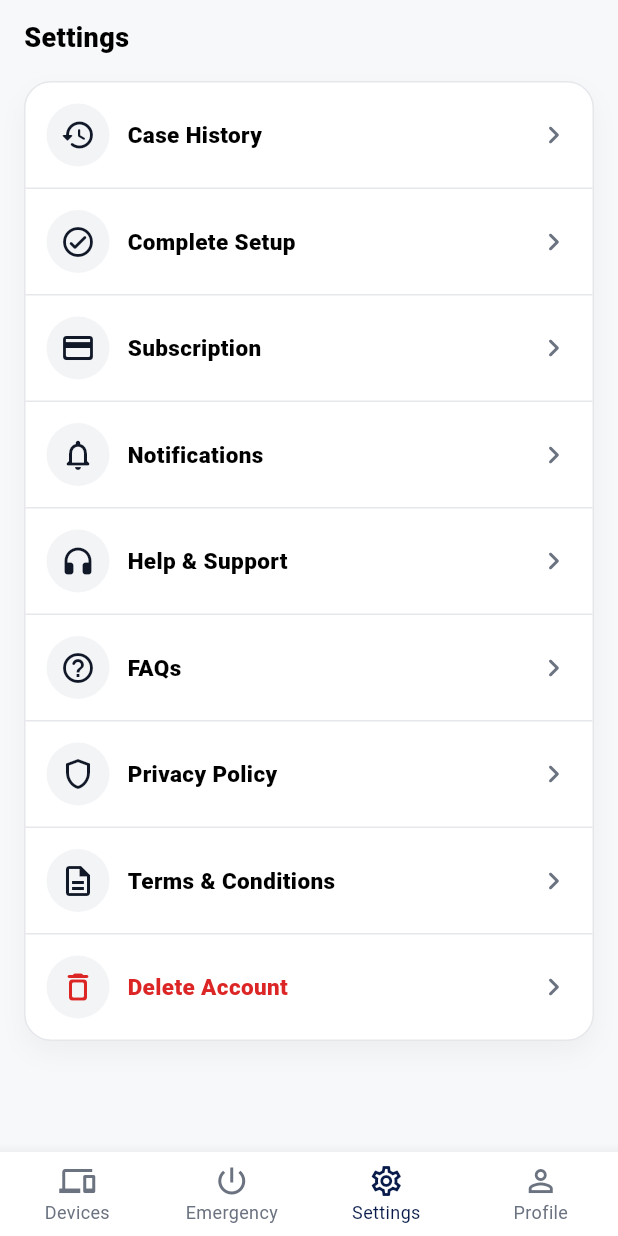
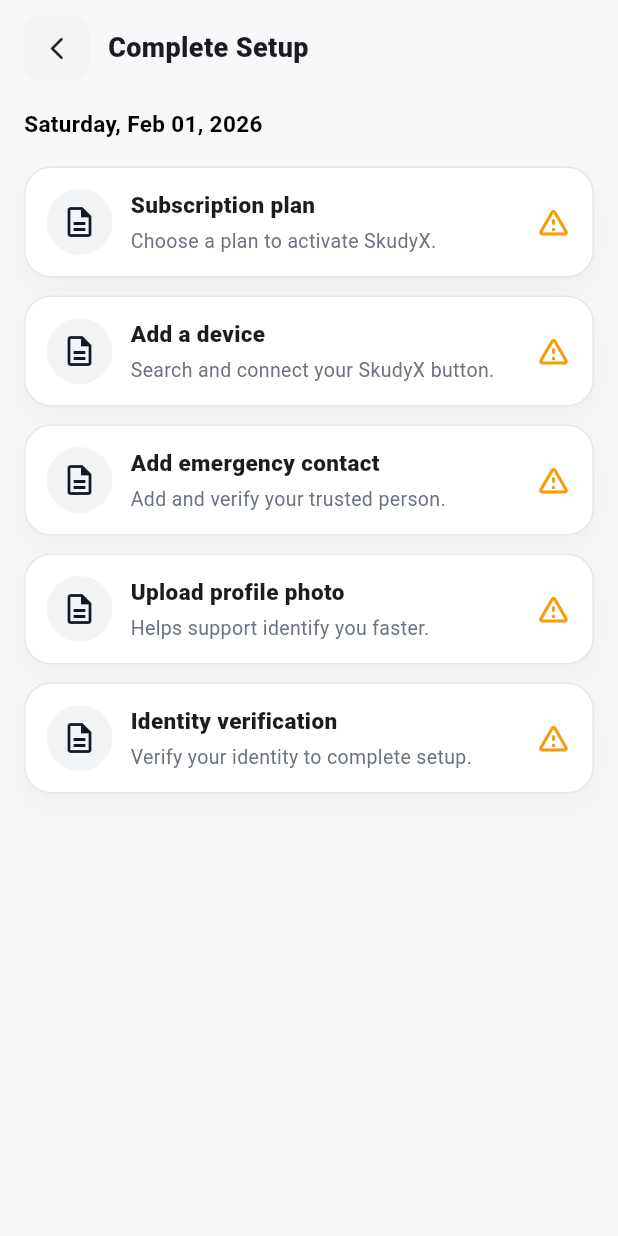
Before and after one commit to ifti-git-new/skudyx-app, a Flutter app: the SettingsScreen screen opened by its route, after a tap on "Complete Setup", on a phone screen of 412 x 824 dp. Run offline on Flutter 3.47's test engine with Material 3 defaults, Android fonts, the phone set to English and light mode, and no system bars; our stand-ins replace camera, flutter_svg, go_router, permission_handler, shared_preferences; accounts and stored records are empty; project files that could hold a hidden picture were left out.

```diff
--- a/lib/app/router.dart
+++ b/lib/app/router.dart
@@ -34,6 +34,7 @@ import 'package:skudyx/features/profile/presentation/screens/identity/identity_i
 import 'package:skudyx/features/profile/presentation/screens/identity/identity_select_screen.dart';
 import 'package:skudyx/features/profile/presentation/screens/identity/identity_success_screen.dart';
 import 'package:skudyx/features/profile/presentation/screens/profile_screen.dart';
+import 'package:skudyx/features/settings/presentation/screens/complete_setup_screen.dart';
 import 'package:skudyx/features/settings/presentation/screens/settings_screen.dart';
 import 'package:skudyx/features/shell/presentation/screens/main_shell_screen.dart';
 // Shell + tabs
@@ -197,6 +198,11 @@ class AppRouter {
       ),
 
       GoRoute(
+        path: AppRoutes.settingsCompleteSetup,
+        builder: (_, __) => const CompleteSetupScreen(),
+      ),
+
+      GoRoute(
         path: AppRoutes.identitySuccess,
         builder: (_, __) => const IdentitySuccessScreen(),
       ),
--- a/lib/core/controllers/app_status_controller.dart
+++ b/lib/core/controllers/app_status_controller.dart
@@ -6,13 +6,16 @@ class AppStatusController extends ChangeNotifier {
 
   bool _isSubscribed;
   bool _hasDeliveryDetails;
+  bool _deviceArrived;
 
   AppStatusController({required this.prefs})
     : _isSubscribed = prefs.isSubscribed,
-      _hasDeliveryDetails = prefs.hasDeliveryDetails;
+      _hasDeliveryDetails = prefs.hasDeliveryDetails,
+      _deviceArrived = prefs.deviceArrived;
 
   bool get isSubscribed => _isSubscribed;
   bool get hasDeliveryDetails => _hasDeliveryDetails;
+  bool get deviceArrived => _deviceArrived;
 
   Future<void> setSubscribed(bool value) async {
     _isSubscribed = value;
@@ -26,9 +29,16 @@ class AppStatusController extends ChangeNotifier {
     await prefs.setHasDeliveryDetails(value);
   }
 
+  Future<void> setDeviceArrived(bool value) async {
+    _deviceArrived = value;
+    notifyListeners();
+    await prefs.setDeviceArrived(value);
+  }
+
   Future<void> refresh() async {
     _isSubscribed = prefs.isSubscribed;
     _hasDeliveryDetails = prefs.hasDeliveryDetails;
+    _deviceArrived = prefs.deviceArrived;
     notifyListeners();
   }
 }
--- a/lib/core/navigation/app_routes.dart
+++ b/lib/core/navigation/app_routes.dart
@@ -51,4 +51,5 @@ abstract class AppRoutes {
   //case history
   static const settingsCaseHistory = '/settings/case-history';
   static const settingsCaseDetails = '/settings/case-history/:caseId';
+  static const settingsCompleteSetup = '/settings/complete-setup';
 }
--- a/lib/core/storage/app_prefs.dart
+++ b/lib/core/storage/app_prefs.dart
@@ -60,6 +60,7 @@ class AppPrefs {
   // ---------------------------
   // Device arrived (after shipping / delivery)
   // ---------------------------
+
   bool get deviceArrived => _sp.getBool(_kDeviceArrived) ?? false;
   Future<void> setDeviceArrived(bool v) => _sp.setBool(_kDeviceArrived, v);
 
--- a/lib/features/device/presentation/screens/device_screen.dart
+++ b/lib/features/device/presentation/screens/device_screen.dart
@@ -1,14 +1,21 @@
 import 'package:flutter/material.dart';
 import 'package:go_router/go_router.dart';
 import 'package:provider/provider.dart';
-import 'package:skudyx/features/device/presentation/screens/widgets/device_on_the_way_view.dart';
 
 import '../../../../core/controllers/app_status_controller.dart';
 import '../../../../core/navigation/app_routes.dart';
 import '../../../../core/theme/app_colors.dart';
+import 'widgets/device_on_the_way_view.dart';
 
-class DeviceScreen extends StatelessWidget {
+class DeviceScreen extends StatefulWidget {
   const DeviceScreen({super.key});
+
+  @override
+  State<DeviceScreen> createState() => _DeviceScreenState();
+}
+
+class _DeviceScreenState extends State<DeviceScreen> {
+  bool _redirectedToList = false;
 
   @override
   Widget build(BuildContext context) {
@@ -16,7 +23,25 @@ class DeviceScreen extends StatelessWidget {
 
     final isSubscribed = status.isSubscribed;
     final hasDeliveryDetails = status.hasDeliveryDetails;
+    final deviceArrived = status.deviceArrived;
 
+    // ✅ If device arrived, always stay in device list flow
+    if (deviceArrived) {
+      if (!_redirectedToList) {
+        _redirectedToList = true;
+        WidgetsBinding.instance.addPostFrameCallback((_) {
+          if (mounted) context.go(AppRoutes.deviceList);
+        });
+      }
+
+      // Temporary while redirect happens
+      return const Scaffold(
+        backgroundColor: Colors.white,
+        body: Center(child: CircularProgressIndicator()),
+      );
+    }
+
+    // Normal state machine
     if (!isSubscribed) {
       return const _NotPurchasedView();
     }
@@ -44,11 +69,6 @@ class _NotPurchasedView extends StatelessWidget {
             child: Column(
               mainAxisSize: MainAxisSize.min,
               children: [
-                // const Icon(
-                //   Icons.lock_outline,
-                //   size: 90,
-                //   color: Color(0xFF94A3B8),
-                // ),
                 Image.asset('assets/images/lock.png', width: 90, height: 90),
                 const SizedBox(height: 22),
                 const Text(
@@ -103,11 +123,6 @@ class _PurchasedNoDeliveryView extends StatelessWidget {
             child: Column(
               mainAxisSize: MainAxisSize.min,
               children: [
-                // const Icon(
-                //   Icons.inventory_2_outlined,
-                //   size: 90,
-                //   color: Color(0xFF94A3B8),
-                // ),
                 Image.asset('assets/images/box_ok.png', width: 90, height: 90),
                 const SizedBox(height: 22),
                 const Text(
--- a/lib/features/device/presentation/screens/widgets/device_on_the_way_view.dart
+++ b/lib/features/device/presentation/screens/widgets/device_on_the_way_view.dart
@@ -1,5 +1,8 @@
 import 'package:flutter/material.dart';
 import 'package:go_router/go_router.dart';
+import 'package:provider/provider.dart';
+
+import 'package:skudyx/core/controllers/app_status_controller.dart';
 import 'package:skudyx/core/navigation/app_routes.dart';
 import 'package:skudyx/core/theme/app_colors.dart';
 
@@ -65,9 +68,14 @@ class DeviceOnTheWayView extends StatelessWidget {
                       borderRadius: BorderRadius.circular(12),
                     ),
                   ),
-                  onPressed: () {
-                    // TEMP: after shipped -> show Device Arrived screen
-                    context.push(AppRoutes.deviceArrived);
+                  onPressed: () async {
+                    // ✅ mark device arrived so /device no longer shows OnTheWay after restart
+                    await context.read<AppStatusController>().setDeviceArrived(
+                      true,
+                    );
+
+                    // go to Device Arrived screen (bluetooth connect screen)
+                    if (context.mounted) context.push(AppRoutes.deviceArrived);
                   },
                   child: const Text(
                     'Shipped',
--- /dev/null
+++ b/lib/features/settings/presentation/screens/complete_setup_screen.dart
@@ -0,0 +1,236 @@
+import 'package:flutter/material.dart';
+import 'package:go_router/go_router.dart';
+import 'package:provider/provider.dart';
+
+import 'package:skudyx/core/controllers/app_status_controller.dart';
+import 'package:skudyx/core/navigation/app_routes.dart';
+import 'package:skudyx/features/emergency/presentation/controllers/emergency_contact_controller.dart';
+import 'package:skudyx/features/profile/controllers/profile_controller.dart';
+
+class CompleteSetupScreen extends StatelessWidget {
+  const CompleteSetupScreen({super.key});
+
+  static const _bg = Color(0xFFF7F8FA);
+  static const _border = Color(0xFFE5E7EB);
+  static const _muted = Color(0xFF6B7280);
+
+  @override
+  Widget build(BuildContext context) {
+    final status = context.watch<AppStatusController>();
+    final ec = context.watch<EmergencyContactController>();
+    final profile = context.watch<ProfileController>();
+
+    // Completion flags (UI-only mapping for now)
+    final subscriptionDone = status.isSubscribed;
+
+    // For now: using deviceArrived as "device step available/started".
+    // Later replace with a real "paired device" flag.
+    final deviceDone = status.deviceArrived;
+
+    final contactDone = ec.contact != null; // reliable and reactive
+    final photoDone =
+        false; // TODO: set true after implementing profile photo upload
+    final identityDone = profile.identityVerified;
+
+    final items = <_SetupItem>[
+      _SetupItem(
+        title: 'Subscription plan',
+        subtitle: 'Choose a plan to activate SkudyX.',
+        done: subscriptionDone,
+        onTap: () => context.push(AppRoutes.subscription),
+      ),
+      _SetupItem(
+        title: 'Add a device',
+        subtitle: 'Search and connect your SkudyX button.',
+        done: deviceDone,
+        onTap: () => context.go(AppRoutes.deviceArrived),
+      ),
+      _SetupItem(
+        title: 'Add emergency contact',
+        subtitle: 'Add and verify your trusted person.',
+        done: contactDone,
+        onTap: () {
+          final target = contactDone
+              ? AppRoutes.emergencyContact
+              : AppRoutes.emergencyContactEdit;
+          context.push(target);
+        },
+      ),
+      _SetupItem(
+        title: 'Upload profile photo',
+        subtitle: 'Helps support identify you faster.',
+        done: photoDone,
+        onTap: () => context.push(AppRoutes.profileEdit),
+      ),
+      _SetupItem(
+        title: 'Identity verification',
+        subtitle: 'Verify your identity to complete setup.',
+        done: identityDone,
+        onTap: () => context.push(AppRoutes.identityIntro),
+      ),
+    ];
+
+    return Scaffold(
+      backgroundColor: _bg,
+      body: SafeArea(
+        child: Padding(
+          padding: const EdgeInsets.fromLTRB(16, 10, 16, 22),
+          child: Column(
+            crossAxisAlignment: CrossAxisAlignment.start,
+            children: [
+              // Back + title
+              Row(
+                children: [
+                  InkWell(
+                    onTap: () => context.pop(),
+                    borderRadius: BorderRadius.circular(12),
+                    child: Container(
+                      width: 44,
+                      height: 44,
+                      decoration: BoxDecoration(
+                        color: const Color(0xFFF3F4F6),
+                        borderRadius: BorderRadius.circular(12),
+                      ),
+                      child: const Icon(
+                        Icons.arrow_back_ios_new_rounded,
+                        size: 18,
+                      ),
+                    ),
+                  ),
+                  const SizedBox(width: 12),
+                  const Text(
+                    'Complete Setup',
+                    style: TextStyle(fontSize: 18, fontWeight: FontWeight.w900),
+                  ),
+                ],
+              ),
+
+              const SizedBox(height: 18),
+
+              const Text(
+                'Saturday, Feb 01, 2026',
+                style: TextStyle(
+                  fontSize: 15,
+                  color: Colors.black,
+                  fontWeight: FontWeight.w600,
+                ),
+              ),
+
+              const SizedBox(height: 18),
+
+              Expanded(
+                child: ListView.separated(
+                  physics: const BouncingScrollPhysics(),
+                  itemCount: items.length,
+                  separatorBuilder: (_, __) => const SizedBox(height: 12),
+                  itemBuilder: (_, i) => _SetupCard(item: items[i]),
+                ),
+              ),
+            ],
+          ),
+        ),
+      ),
+    );
+  }
+}
+
+class _SetupItem {
+  final String title;
+  final String subtitle;
+  final bool done;
+  final VoidCallback onTap;
+
+  const _SetupItem({
+    required this.title,
+    required this.subtitle,
+    required this.done,
+    required this.onTap,
+  });
+}
+
+class _SetupCard extends StatelessWidget {
+  final _SetupItem item;
+  const _SetupCard({required this.item});
+
+  static const _border = Color(0xFFE5E7EB);
+  static const _muted = Color(0xFF6B7280);
+
+  @override
+  Widget build(BuildContext context) {
+    return InkWell(
+      onTap: item.onTap,
+      borderRadius: BorderRadius.circular(18),
+      child: Container(
+        padding: const EdgeInsets.fromLTRB(14, 14, 14, 14),
+        decoration: BoxDecoration(
+          color: Colors.white,
+          borderRadius: BorderRadius.circular(18),
+          border: Border.all(color: _border),
+          boxShadow: [
+            BoxShadow(
+              color: Colors.black.withOpacity(0.04),
+              blurRadius: 14,
+              offset: const Offset(0, 8),
+            ),
+          ],
+        ),
+        child: Row(
+          children: [
+            Container(
+              width: 44,
+              height: 44,
+              decoration: const BoxDecoration(
+                shape: BoxShape.circle,
+                color: Color(0xFFF3F4F6),
+              ),
+              child: const Icon(
+                Icons.description_outlined,
+                color: Color(0xFF111827),
+              ),
+            ),
+            const SizedBox(width: 12),
+
+            Expanded(
+              child: Column(
+                crossAxisAlignment: CrossAxisAlignment.start,
+                children: [
+                  Text(
+                    item.title,
+                    style: const TextStyle(
+                      fontSize: 15,
+                      fontWeight: FontWeight.w900,
+                    ),
+                  ),
+                  const SizedBox(height: 4),
+                  Text(
+                    item.subtitle,
+                    style: const TextStyle(fontSize: 13, color: _muted),
+                  ),
+                ],
+              ),
+            ),
+
+            const SizedBox(width: 10),
+
+            if (item.done)
+              Container(
+                width: 26,
+                height: 26,
+                decoration: const BoxDecoration(
+                  shape: BoxShape.circle,
+                  color: Color(0xFF16A34A),
+                ),
+                child: const Icon(Icons.check, size: 16, color: Colors.white),
+              )
+            else
+              const Icon(
+                Icons.warning_amber_rounded,
+                color: Color(0xFFF59E0B),
+                size: 24,
+              ),
+          ],
+        ),
+      ),
+    );
+  }
+}
--- a/lib/features/settings/presentation/screens/settings_screen.dart
+++ b/lib/features/settings/presentation/screens/settings_screen.dart
@@ -41,9 +41,8 @@ class SettingsScreen extends StatelessWidget {
                     _SettingsRow(
                       icon: Icons.check_circle_outline_rounded,
                       title: 'Complete Setup',
-                      onTap: () {
-                        // TODO: open complete setup checklist
-                      },
+                      onTap: () =>
+                          context.push(AppRoutes.settingsCompleteSetup),
                     ),
                     const _Divider(),
                     _SettingsRow(
```
